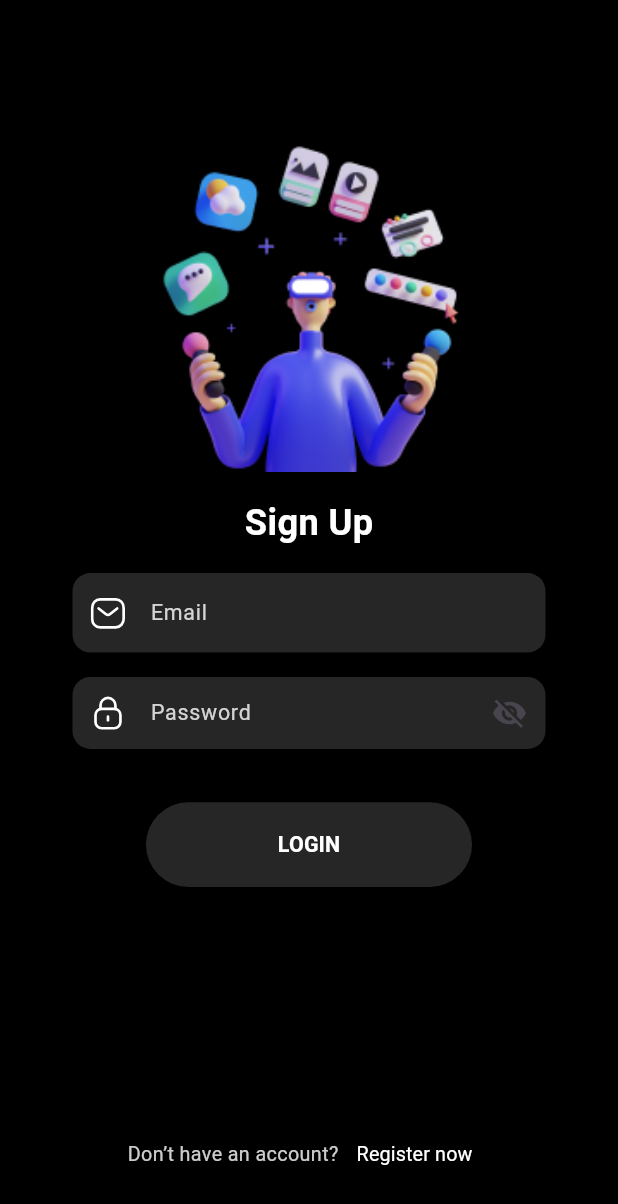
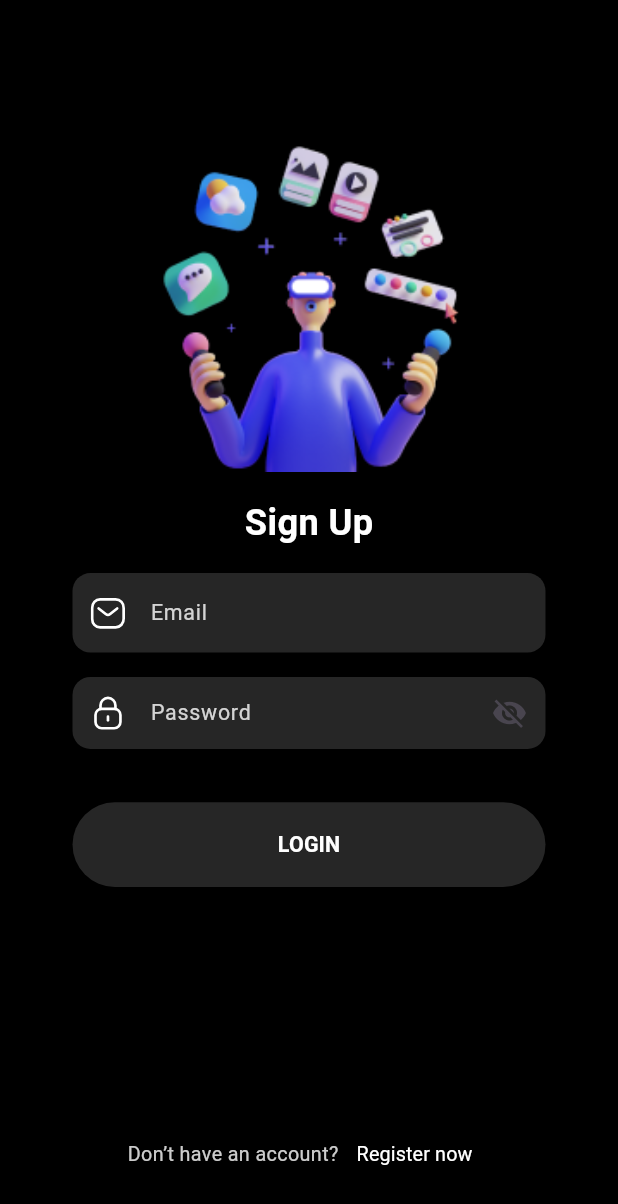
Before and after one commit to ShohjahonMurodov/banking_app, a Flutter app: the LoginScreen screen opened directly, on a phone screen of 412 x 824 dp. Shown: the top 1204 px of the screen. Run offline on Flutter 3.47's test engine with Material 3 defaults, Android fonts, the phone set to English and light mode, and no system bars; our stand-ins replace connectivity_plus, equatable, firebase_auth, firebase_core, flutter_bloc, flutter_local_notifications and 5 more; accounts and stored records are empty.

Commit message:
Sharif aka choparman😁

```diff
--- a/lib/blocs/auth/auth_bloc.dart
+++ b/lib/blocs/auth/auth_bloc.dart
@@ -3,7 +3,6 @@ import 'package:banking_app/blocs/auth/auth_state.dart';
 import 'package:banking_app/data/models/network_response.dart';
 import 'package:banking_app/data/repository/auth_repository.dart';
 import 'package:firebase_auth/firebase_auth.dart';
-import 'package:flutter/cupertino.dart';
 import 'package:flutter_bloc/flutter_bloc.dart';
 
 class AuthBloc extends Bloc<AuthEvent, AuthState> {
@@ -34,7 +33,6 @@ class AuthBloc extends Bloc<AuthEvent, AuthState> {
     );
 
     if (networkResponse.errorText.isEmpty) {
-      // debugPrint("Qonday===============");
       emit(state.copyWith(formStatus: FormStatus.authenticated));
     } else {
       emit(
--- a/lib/main.dart
+++ b/lib/main.dart
@@ -1,4 +1,3 @@
-
 import 'package:banking_app/app/app.dart';
 import 'package:banking_app/data/local/storage_repository.dart';
 import 'package:banking_app/services/firebase_options.dart';
--- a/lib/screens/auth/login/login_screen.dart
+++ b/lib/screens/auth/login/login_screen.dart
@@ -2,6 +2,7 @@ import 'package:banking_app/blocs/auth/auth_bloc.dart';
 import 'package:banking_app/blocs/auth/auth_event.dart';
 import 'package:banking_app/blocs/auth/auth_state.dart';
 import 'package:banking_app/screens/auth/register/register_screen.dart';
+import 'package:banking_app/screens/auth/widgets/login_button.dart';
 import 'package:banking_app/screens/auth/widgets/password_text_input.dart';
 import 'package:banking_app/screens/auth/widgets/universal_text_input.dart';
 import 'package:banking_app/screens/routes.dart';
@@ -26,13 +27,6 @@ class _LoginScreenState extends State<LoginScreen> {
   final formKey = GlobalKey<FormState>();
   final TextEditingController emailController = TextEditingController();
   final TextEditingController passwordController = TextEditingController();
-
-  @override
-  void dispose() {
-    emailController.dispose();
-    passwordController.dispose();
-    super.dispose();
-  }
 
   @override
   Widget build(BuildContext context) {
@@ -93,18 +87,8 @@ class _LoginScreenState extends State<LoginScreen> {
                                 controller: passwordController,
                               ),
                               35.getH(),
-                              TextButton(
-                                style: TextButton.styleFrom(
-                                  padding: EdgeInsets.symmetric(
-                                    vertical: 18.h,
-                                    horizontal: 80.w,
-                                  ),
-                                  backgroundColor: AppColors.c_262626,
-                                  shape: RoundedRectangleBorder(
-                                    borderRadius: BorderRadius.circular(30),
-                                  ),
-                                ),
-                                onPressed: () {
+                              LoginButtonItems(
+                                onTap: () {
                                   context.read<AuthBloc>().add(
                                         LoginUserEvent(
                                           username: emailController.text,
@@ -112,14 +96,9 @@ class _LoginScreenState extends State<LoginScreen> {
                                         ),
                                       );
                                 },
-                                child: Text(
-                                  "LOGIN",
-                                  style: TextStyle(
-                                    color: AppColors.white,
-                                    fontSize: 13.w,
-                                    fontWeight: FontWeight.w600,
-                                  ),
-                                ),
+                                isLoading:
+                                    state.formStatus == FormStatus.loading,
+                                active: true,
                               ),
                             ],
                           ),
@@ -177,4 +156,16 @@ class _LoginScreenState extends State<LoginScreen> {
       ),
     );
   }
+
+  bool get checkInput {
+    return AppConstants.passwordRegExp.hasMatch(passwordController.text) &&
+        AppConstants.textRegExp.hasMatch(emailController.text);
+  }
+
+  @override
+  void dispose() {
+    emailController.dispose();
+    passwordController.dispose();
+    super.dispose();
+  }
 }
--- /dev/null
+++ b/lib/screens/auth/widgets/login_button.dart
@@ -0,0 +1,45 @@
+import 'package:banking_app/utils/app_colors.dart';
+import 'package:banking_app/utils/size_utils.dart';
+import 'package:flutter/material.dart';
+
+class LoginButtonItems extends StatelessWidget {
+  const LoginButtonItems(
+      {super.key,
+      required this.onTap,
+      required this.isLoading,
+      required this.active});
+
+  final VoidCallback onTap;
+  final bool isLoading;
+  final bool active;
+
+  @override
+  Widget build(BuildContext context) {
+    return TextButton(
+      style: TextButton.styleFrom(
+        padding: EdgeInsets.symmetric(
+          vertical: 18.h,
+          horizontal: 80.w,
+        ),
+        backgroundColor:
+            active ? AppColors.c_262626 : AppColors.c_262626.withOpacity(.5),
+        shape: RoundedRectangleBorder(
+          borderRadius: BorderRadius.circular(30),
+        ),
+      ),
+      onPressed: active ? onTap : null,
+      child: Center(
+        child: isLoading
+            ? const CircularProgressIndicator.adaptive()
+            : Text(
+                "LOGIN",
+                style: TextStyle(
+                  color: AppColors.white,
+                  fontSize: 13.w,
+                  fontWeight: FontWeight.w600,
+                ),
+              ),
+      ),
+    );
+  }
+}
```
Also changed, not shown: lib/data/repository/auth_repository.dart (+18 -0 lines), lib/screens/auth/register/register_screen.dart (+17 -30 lines), lib/services/local_natification_service.dart (+3 -4 lines).
